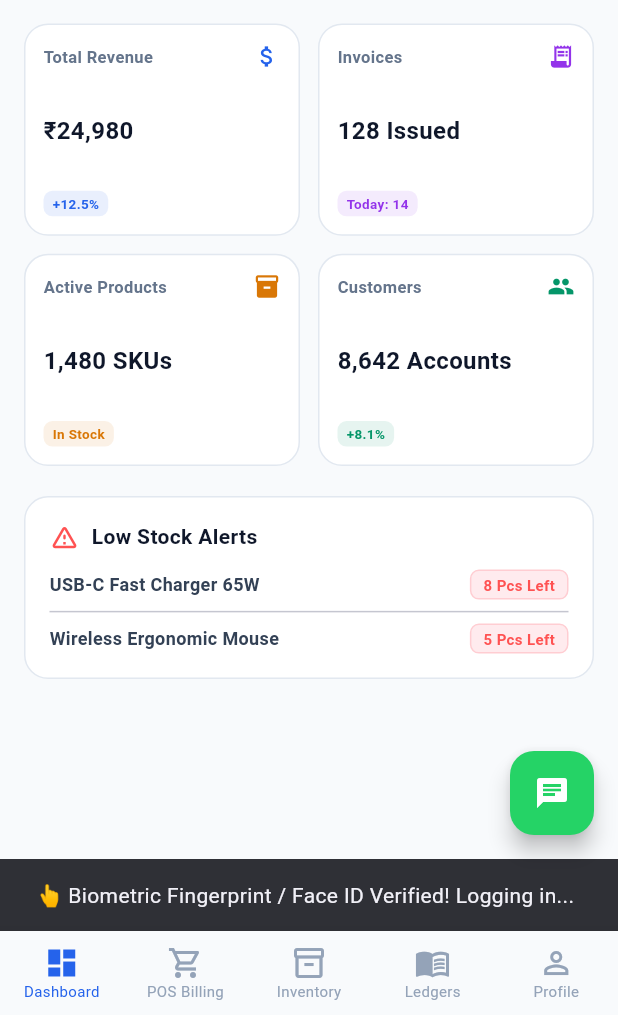
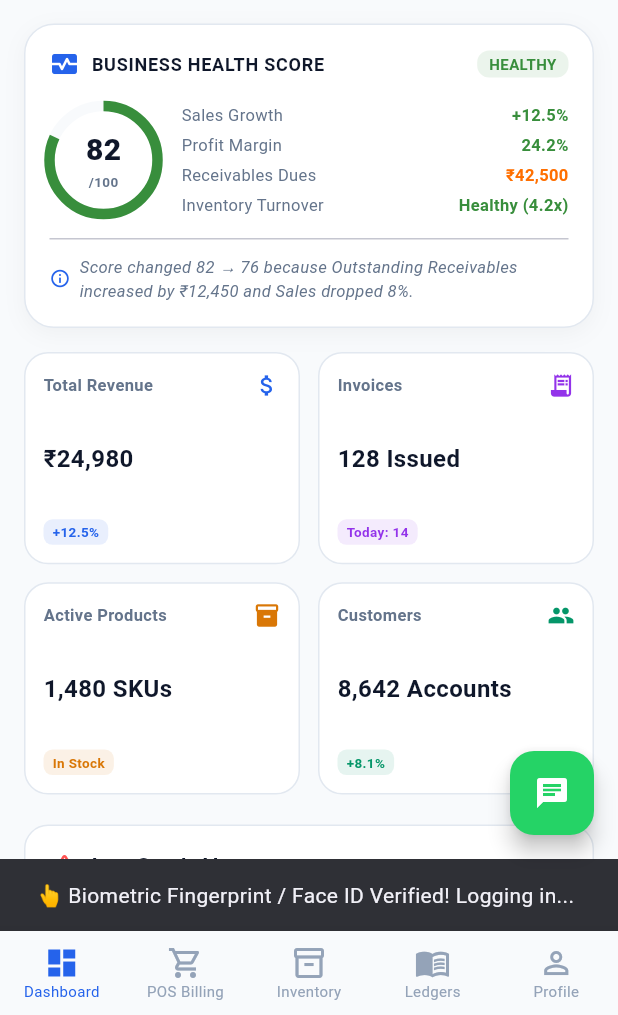
Before and after one commit to nnithyanandam024/InfinityBusinessSuite, a Flutter app: the screen it shows after launch, after a tap on the "fingerprint" icon, on a phone screen of 412 x 824 dp, the part 221-1236 px from its top. Run offline on Flutter 3.47's test engine with Material 3 defaults, Android fonts, the phone set to English and light mode, and no system bars; network calls fail.

Commit message:
feat(signature): Business Health Score (0-100) widget with change diagnosis and Cash-Flow Calendar page

```diff
--- a/apps/mobile/lib/screens/dashboard/dashboard_tab.dart
+++ b/apps/mobile/lib/screens/dashboard/dashboard_tab.dart
@@ -1,5 +1,6 @@
 import 'package:flutter/material.dart';
 import '../../core/constants/app_colors.dart';
+import '../../widgets/business_health_widget.dart';
 
 class MobileDashboardTab extends StatefulWidget {
   final String userRole;
@@ -15,7 +16,7 @@ class _MobileDashboardTabState extends State<MobileDashboardTab> {
     await Future.delayed(const Duration(milliseconds: 600));
     if (!mounted) return;
     ScaffoldMessenger.of(context).showSnackBar(
-      const SnackBar(content: Text('✨ Live Dashboard Metrics Refreshed from API')),
+      const SnackBar(content: Text('✨ Live Dashboard Metrics & Business Health Score Refreshed')),
     );
   }
 
@@ -66,6 +67,10 @@ class _MobileDashboardTabState extends State<MobileDashboardTab> {
                 ],
               ),
             ),
+            const SizedBox(height: 16),
+
+            // Signature Feature: Business Health Score (0 - 100) Card
+            const BusinessHealthWidget(),
             const SizedBox(height: 16),
 
             GridView.count(
--- /dev/null
+++ b/apps/mobile/lib/widgets/business_health_widget.dart
@@ -0,0 +1,170 @@
+import 'package:flutter/material.dart';
+import '../core/constants/app_colors.dart';
+
+class BusinessHealthWidget extends StatelessWidget {
+  final int healthScore; // 0 to 100
+  final String scoreStatus;
+  final String changeDiagnosis;
+
+  const BusinessHealthWidget({
+    super.key,
+    this.healthScore = 82,
+    this.scoreStatus = 'HEALTHY',
+    this.changeDiagnosis = 'Score changed 82 → 76 because Outstanding Receivables increased by ₹12,450 and Sales dropped 8%.',
+  });
+
+  @override
+  Widget build(BuildContext context) {
+    Color gaugeColor = Colors.green.shade700;
+    if (healthScore < 50) {
+      gaugeColor = Colors.redAccent;
+    } else if (healthScore < 75) {
+      gaugeColor = Colors.amber.shade800;
+    }
+
+    return Container(
+      padding: const EdgeInsets.all(16),
+      decoration: BoxDecoration(
+        color: Colors.white,
+        borderRadius: BorderRadius.circular(20),
+        border: Border.all(color: AppColors.borderLight),
+        boxShadow: [
+          BoxShadow(
+            color: Colors.black.withValues(alpha: 0.04),
+            blurRadius: 12,
+            offset: const Offset(0, 4),
+          ),
+        ],
+      ),
+      child: Column(
+        crossAxisAlignment: CrossAxisAlignment.start,
+        children: [
+          Row(
+            mainAxisAlignment: MainAxisAlignment.spaceBetween,
+            children: [
+              const Row(
+                children: [
+                  Icon(Icons.monitor_heart, color: AppColors.primary, size: 20),
+                  SizedBox(width: 8),
+                  Text(
+                    'BUSINESS HEALTH SCORE',
+                    style: TextStyle(fontSize: 12, fontWeight: FontWeight.bold, color: AppColors.textDark, letterSpacing: 0.5),
+                  ),
+                ],
+              ),
+              Container(
+                padding: const EdgeInsets.symmetric(horizontal: 8, vertical: 2),
+                decoration: BoxDecoration(
+                  color: gaugeColor.withValues(alpha: 0.1),
+                  borderRadius: BorderRadius.circular(8),
+                ),
+                child: Text(
+                  scoreStatus,
+                  style: TextStyle(fontSize: 10, fontWeight: FontWeight.bold, color: gaugeColor),
+                ),
+              ),
+            ],
+          ),
+          const SizedBox(height: 16),
+
+          Row(
+            children: [
+              // Circular Health Score Meter
+              Stack(
+                alignment: Alignment.center,
+                children: [
+                  SizedBox(
+                    width: 72,
+                    height: 72,
+                    child: CircularProgressIndicator(
+                      value: healthScore / 100,
+                      strokeWidth: 7,
+                      backgroundColor: AppColors.bgLight,
+                      color: gaugeColor,
+                    ),
+                  ),
+                  Column(
+                    mainAxisSize: MainAxisSize.min,
+                    children: [
+                      Text(
+                        '$healthScore',
+                        style: const TextStyle(fontSize: 20, fontWeight: FontWeight.w900, color: AppColors.textDark),
+                      ),
+                      const Text(
+                        '/100',
+                        style: TextStyle(fontSize: 9, color: AppColors.textMuted, fontWeight: FontWeight.bold),
+                      ),
+                    ],
+                  ),
+                ],
+              ),
+              const SizedBox(width: 16),
+
+              // KPI Metrics Grid Overview
+              const Expanded(
+                child: Column(
+                  children: [
+                    _HealthMetricRow(label: 'Sales Growth', value: '+12.5%', isPositive: true),
+                    SizedBox(height: 4),
+                    _HealthMetricRow(label: 'Profit Margin', value: '24.2%', isPositive: true),
+                    SizedBox(height: 4),
+                    _HealthMetricRow(label: 'Receivables Dues', value: '₹42,500', isPositive: false),
+                    SizedBox(height: 4),
+                    _HealthMetricRow(label: 'Inventory Turnover', value: 'Healthy (4.2x)', isPositive: true),
+                  ],
+                ),
+              ),
+            ],
+          ),
+          const SizedBox(height: 14),
+          const Divider(height: 1),
+          const SizedBox(height: 10),
+
+          // Natural Language Diagnosis Text
+          Row(
+            children: [
+              const Icon(Icons.info_outline, size: 14, color: AppColors.primary),
+              const SizedBox(width: 6),
+              Expanded(
+                child: Text(
+                  changeDiagnosis,
+                  style: const TextStyle(fontSize: 11, color: AppColors.textMuted, fontStyle: FontStyle.italic),
+                ),
+              ),
+            ],
+          ),
+        ],
+      ),
+    );
+  }
+}
+
+class _HealthMetricRow extends StatelessWidget {
+  final String label;
+  final String value;
+  final bool isPositive;
+
+  const _HealthMetricRow({
+    required this.label,
+    required this.value,
+    required this.isPositive,
+  });
+
+  @override
+  Widget build(BuildContext context) {
+    return Row(
+      mainAxisAlignment: MainAxisAlignment.spaceBetween,
+      children: [
+        Text(label, style: const TextStyle(fontSize: 11, color: AppColors.textMuted)),
+        Text(
+          value,
+          style: TextStyle(
+            fontSize: 11,
+            fontWeight: FontWeight.bold,
+            color: isPositive ? Colors.green.shade700 : Colors.amber.shade900,
+          ),
+        ),
+      ],
+    );
+  }
+}
```
Also changed, not shown: 1 other file.
